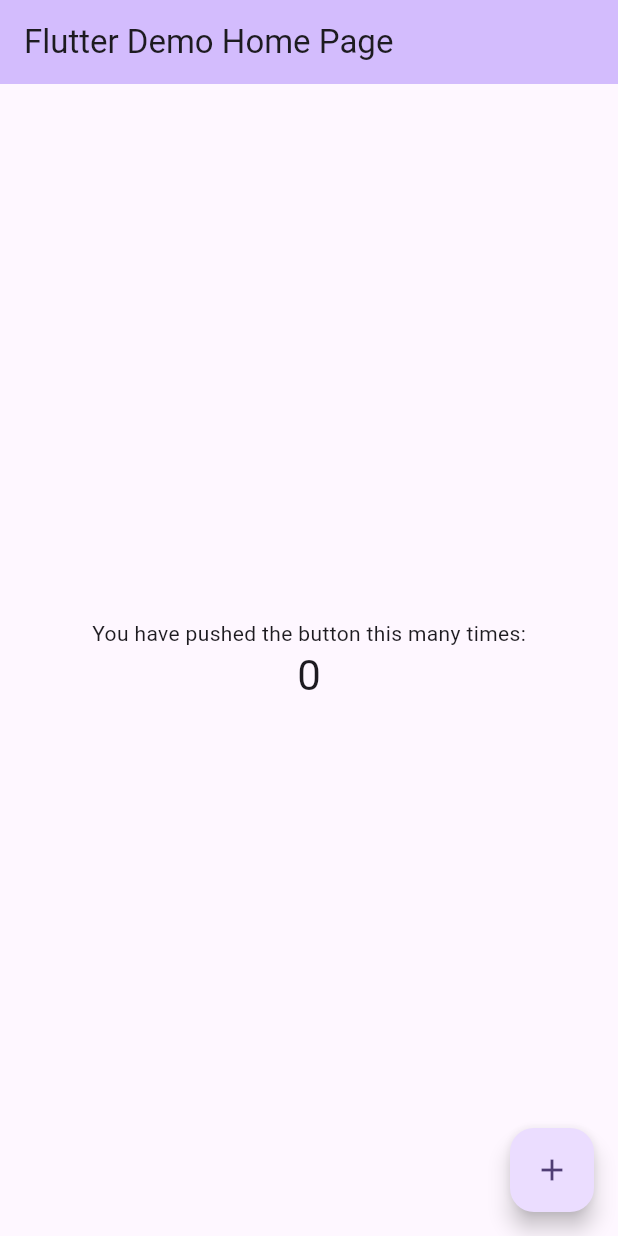
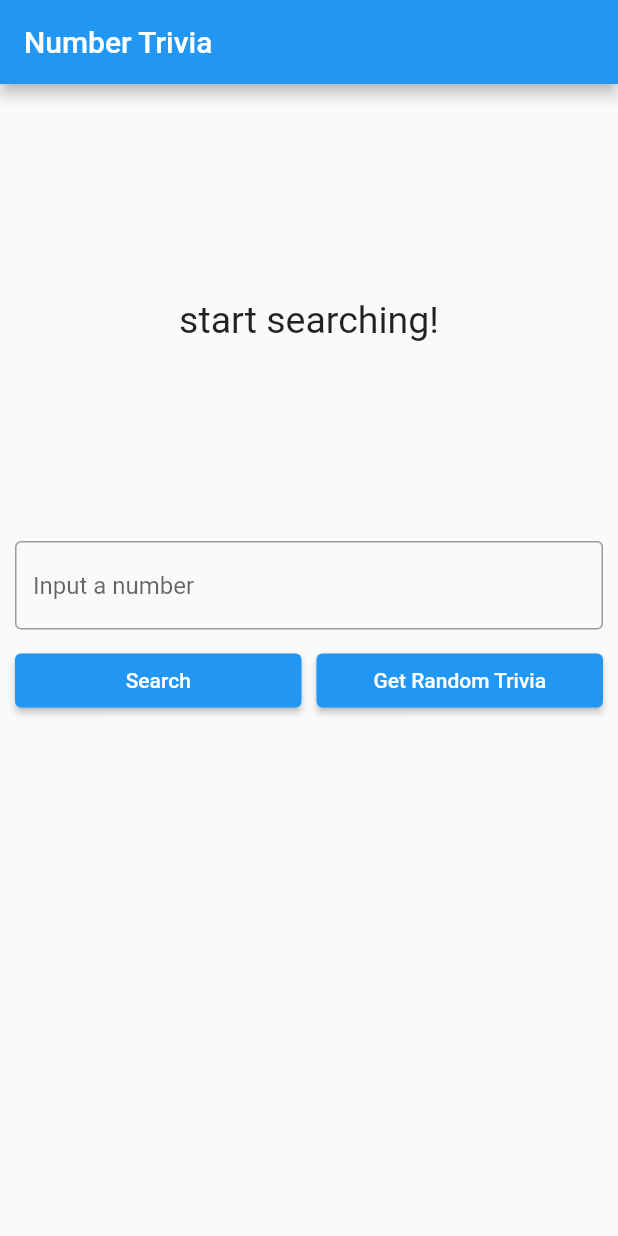
Before and after one commit to thiagolioy/cleanarch_flutter_poc, a Flutter app: the screen it shows after launch, on a phone screen of 412 x 824 dp. Run offline on Flutter 3.47's test engine with Material 2 defaults, Android fonts, the phone set to English and light mode, and no system bars; our stand-ins replace bloc, dartz, equatable, flutter_bloc, get_it, internet_connection_checker and 1 more.

Commit message:
End to end .. still needing some refactoring

```diff
--- a/lib/features/number_trivia/presentation/bloc/number_trivia_bloc.dart
+++ b/lib/features/number_trivia/presentation/bloc/number_trivia_bloc.dart
@@ -26,34 +26,34 @@ class NumberTriviaBloc extends Bloc<NumberTriviaEvent, NumberTriviaState> {
       required this.inputConverter})
       : super(NumberTriviaInitial()) {
     on<GetTriviaForRandomNumber>(
-        (event, emit) => _handleGetTriviaForRandomNumber(event, emit));
+        (event, emit) async => _handleGetTriviaForRandomNumber(event, emit));
     on<GetTriviaForConcreteNumber>(
-        (event, emit) => _handleGetTriviaForConcreteNumber(event, emit));
+        (event, emit) async => _handleGetTriviaForConcreteNumber(event, emit));
   }
 
   void _handleGetTriviaForRandomNumber(
       GetTriviaForRandomNumber event, Emitter<NumberTriviaState> emit) async {
     emit(NumberTriviaLoadInProgress());
     final failureOrTrivia = await getRandomNumberTrivia(const NoParams());
-    failureOrTrivia.fold((failure) {
+    await failureOrTrivia.fold((failure) async {
       emit(NumberTriviaError(_mapFailureToMsg(failure)));
-    }, (trivia) {
+    }, (trivia) async {
       emit(NumberTriviaLoaded(trivia));
     });
   }
 
   void _handleGetTriviaForConcreteNumber(
-      GetTriviaForConcreteNumber event, Emitter<NumberTriviaState> emit) {
+      GetTriviaForConcreteNumber event, Emitter<NumberTriviaState> emit) async {
     final input = inputConverter.stringToUnsignedInteger(event.numberString);
-    input.fold((failure) {
+    await input.fold((failure) async {
       emit(const NumberTriviaError(INVALID_INPUT_FAILURE_MSG));
     }, (number) async {
       emit(NumberTriviaLoadInProgress());
       final failureOrTrivia =
           await getConcreteNumberTrivia(Params(number: number));
-      failureOrTrivia.fold((failure) {
+      await failureOrTrivia.fold((failure) async {
         emit(NumberTriviaError(_mapFailureToMsg(failure)));
-      }, (trivia) {
+      }, (trivia) async {
         emit(NumberTriviaLoaded(trivia));
       });
     });
--- /dev/null
+++ b/lib/features/number_trivia/presentation/pages/number_trivia_page.dart
@@ -0,0 +1,130 @@
+import 'package:cleanarch_project/features/number_trivia/domain/usecases/get_concrete_number_trivia.dart';
+import 'package:cleanarch_project/features/number_trivia/presentation/bloc/number_trivia_bloc.dart';
+import "package:flutter/material.dart";
+import '../widgets/widgets.dart';
+import 'package:flutter_bloc/flutter_bloc.dart';
+
+import '../../../../injection_container.dart';
+
+class NumberTriviaPage extends StatelessWidget {
+  const NumberTriviaPage({super.key});
+
+  @override
+  Widget build(BuildContext context) {
+    return Scaffold(
+      appBar: AppBar(
+        title: const Text("Number Trivia"),
+      ),
+      body: SingleChildScrollView(child: _buildBody(context)),
+    );
+  }
+
+  BlocProvider<NumberTriviaBloc> _buildBody(BuildContext context) {
+    return BlocProvider(
+      create: (_) => sl<NumberTriviaBloc>(),
+      child: Center(
+        child: Padding(
+          padding: const EdgeInsets.all(10.0),
+          child: Column(
+            children: <Widget>[
+              ..._buildDisplayElements(context),
+              const TriviaControls()
+            ],
+          ),
+        ),
+      ),
+    );
+  }
+
+  List<Widget> _buildDisplayElements(BuildContext context) {
+    return <Widget>[
+      const SizedBox(
+        height: 10.0,
+      ),
+      BlocBuilder<NumberTriviaBloc, NumberTriviaState>(
+          builder: (context, state) {
+        if (state is NumberTriviaInitial) {
+          return const MessageDisplay(message: "start searching!");
+        } else if (state is NumberTriviaLoadInProgress) {
+          return const LoadingWidget();
+        } else if (state is NumberTriviaError) {
+          return MessageDisplay(message: state.message);
+        } else if (state is NumberTriviaLoaded) {
+          return TriviaDisplay(trivia: state.trivia);
+        }
+        return const Placeholder();
+      }),
+      const SizedBox(
+        height: 10.0,
+      )
+    ];
+  }
+}
+
+class TriviaControls extends StatefulWidget {
+  const TriviaControls({
+    super.key,
+  });
+
+  @override
+  State<TriviaControls> createState() => _TriviaControlsState();
+}
+
+class _TriviaControlsState extends State<TriviaControls> {
+  final controller = TextEditingController();
+  String inputString = "";
+
+  @override
+  Widget build(BuildContext context) {
+    return Column(
+      children: <Widget>[
+        TextField(
+          controller: controller,
+          keyboardType: TextInputType.number,
+          decoration: const InputDecoration(
+              border: OutlineInputBorder(), hintText: "Input a number"),
+          onChanged: (value) {
+            inputString = value;
+          },
+          onSubmitted: (_) => dispatchConcrete(),
+        ),
+        SizedBox(
+          height: 10.0,
+        ),
+        _buildActionsRow(context)
+      ],
+    );
+  }
+
+  Widget _buildActionsRow(BuildContext context) {
+    return Row(
+      children: <Widget>[
+        Expanded(
+          child: ElevatedButton(
+            onPressed: () => dispatchConcrete(),
+            child: const Text("Search"),
+          ),
+        ),
+        const SizedBox(
+          width: 10,
+        ),
+        Expanded(
+          child: ElevatedButton(
+            onPressed: () => dispatchRandom(),
+            child: const Text("Get Random Trivia"),
+          ),
+        )
+      ],
+    );
+  }
+
+  void dispatchConcrete() {
+    controller.clear();
+    BlocProvider.of<NumberTriviaBloc>(context)
+        .add(GetTriviaForConcreteNumber(inputString));
+  }
+
+  void dispatchRandom() {
+    BlocProvider.of<NumberTriviaBloc>(context).add(GetTriviaForRandomNumber());
+  }
+}
--- /dev/null
+++ b/lib/features/number_trivia/presentation/widgets/message_display.dart
@@ -0,0 +1,26 @@
+import "package:flutter/material.dart";
+
+class MessageDisplay extends StatelessWidget {
+  final String message;
+
+  const MessageDisplay({
+    super.key,
+    required this.message,
+  });
+
+  @override
+  Widget build(BuildContext context) {
+    return Container(
+      height: MediaQuery.of(context).size.height / 3,
+      child: Center(
+        child: SingleChildScrollView(
+          child: Text(
+            message,
+            style: const TextStyle(fontSize: 25),
+            textAlign: TextAlign.left,
+          ),
+        ),
+      ),
+    );
+  }
+}
--- /dev/null
+++ b/lib/features/number_trivia/presentation/widgets/widgets.dart
@@ -0,0 +1,3 @@
+export 'loading_widget.dart';
+export 'message_display.dart';
+export 'trivia_display.dart';
--- a/lib/main.dart
+++ b/lib/main.dart
@@ -1,127 +1,22 @@
+import 'package:cleanarch_project/features/number_trivia/presentation/pages/number_trivia_page.dart';
 import 'package:flutter/material.dart';
 import "injection_container.dart" as di;
 
 void main() async {
+  WidgetsFlutterBinding.ensureInitialized();
   await di.init();
+  await di.sl.allReady();
   runApp(const MyApp());
 }
 
 class MyApp extends StatelessWidget {
   const MyApp({super.key});
 
-  // This widget is the root of your application.
   @override
   Widget build(BuildContext context) {
-    return MaterialApp(
-      title: 'Flutter Demo',
-      theme: ThemeData(
-        // This is the theme of your application.
-        //
-        // TRY THIS: Try running your application with "flutter run". You'll see
-        // the application has a blue toolbar. Then, without quitting the app,
-        // try changing the seedColor in the colorScheme below to Colors.green
-        // and then invoke "hot reload" (save your changes or press the "hot
-        // reload" button in a Flutter-supported IDE, or press "r" if you used
-        // the command line to start the app).
-        //
-        // Notice that the counter didn't reset back to zero; the application
-        // state is not lost during the reload. To reset the state, use hot
-        // restart instead.
-        //
-        // This works for code too, not just values: Most code changes can be
-        // tested with just a hot reload.
-        colorScheme: ColorScheme.fromSeed(seedColor: Colors.deepPurple),
-        useMaterial3: true,
-      ),
-      home: const MyHomePage(title: 'Flutter Demo Home Page'),
+    return const MaterialApp(
+      title: "Number Trivia",
+      home: NumberTriviaPage(),
     );
   }
 }
-
-class MyHomePage extends StatefulWidget {
-  const MyHomePage({super.key, required this.title});
-
-  // This widget is the home page of your application. It is stateful, meaning
-  // that it has a State object (defined below) that contains fields that affect
-  // how it looks.
-
-  // This class is the configuration for the state. It holds the values (in this
-  // case the title) provided by the parent (in this case the App widget) and
-  // used by the build method of the State. Fields in a Widget subclass are
-  // always marked "final".
-
-  final String title;
-
-  @override
-  State<MyHomePage> createState() => _MyHomePageState();
-}
-
-class _MyHomePageState extends State<MyHomePage> {
-  int _counter = 0;
-
-  void _incrementCounter() {
-    setState(() {
-      // This call to setState tells the Flutter framework that something has
-      // changed in this State, which causes it to rerun the build method below
-      // so that the display can reflect the updated values. If we changed
-      // _counter without calling setState(), then the build method would not be
-      // called again, and so nothing would appear to happen.
-      _counter++;
-    });
-  }
-
-  @override
-  Widget build(BuildContext context) {
-    // This method is rerun every time setState is called, for instance as done
-    // by the _incrementCounter method above.
-    //
-    // The Flutter framework has been optimized to make rerunning build methods
-    // fast, so that you can just rebuild anything that needs updating rather
-    // than having to individually change instances of widgets.
-    return Scaffold(
-      appBar: AppBar(
-        // TRY THIS: Try changing the color here to a specific color (to
-        // Colors.amber, perhaps?) and trigger a hot reload to see the AppBar
-        // change color while the other colors stay the same.
-        backgroundColor: Theme.of(context).colorScheme.inversePrimary,
-        // Here we take the value from the MyHomePage object that was created by
-        // the App.build method, and use it to set our appbar title.
-        title: Text(widget.title),
-      ),
-      body: Center(
-        // Center is a layout widget. It takes a single child and positions it
-        // in the middle of the parent.
-        child: Column(
-          // Column is also a layout widget. It takes a list of children and
-          // arranges them vertically. By default, it sizes itself to fit its
-          // children horizontally, and tries to be as tall as its parent.
-          //
-          // Column has various properties to control how it sizes itself and
-          // how it positions its children. Here we use mainAxisAlignment to
-          // center the children vertically; the main axis here is the vertical
-          // axis because Columns are vertical (the cross axis would be
-          // horizontal).
-          //
-          // TRY THIS: Invoke "debug painting" (choose the "Toggle Debug Paint"
-          // action in the IDE, or press "p" in the console), to see the
-          // wireframe for each widget.
-          mainAxisAlignment: MainAxisAlignment.center,
-          children: <Widget>[
-            const Text(
-              'You have pushed the button this many times:',
-            ),
-            Text(
-              '$_counter',
-              style: Theme.of(context).textTheme.headlineMedium,
-            ),
-          ],
-        ),
-      ),
-      floatingActionButton: FloatingActionButton(
-        onPressed: _incrementCounter,
-        tooltip: 'Increment',
-        child: const Icon(Icons.add),
-      ), // This trailing comma makes auto-formatting nicer for build methods.
-    );
-  }
-}
```
Also changed, not shown: lib/features/number_trivia/presentation/widgets/loading_widget.dart (added, +15 -0 lines), lib/features/number_trivia/presentation/widgets/trivia_display.dart (added, +37 -0 lines), 3 other files.
